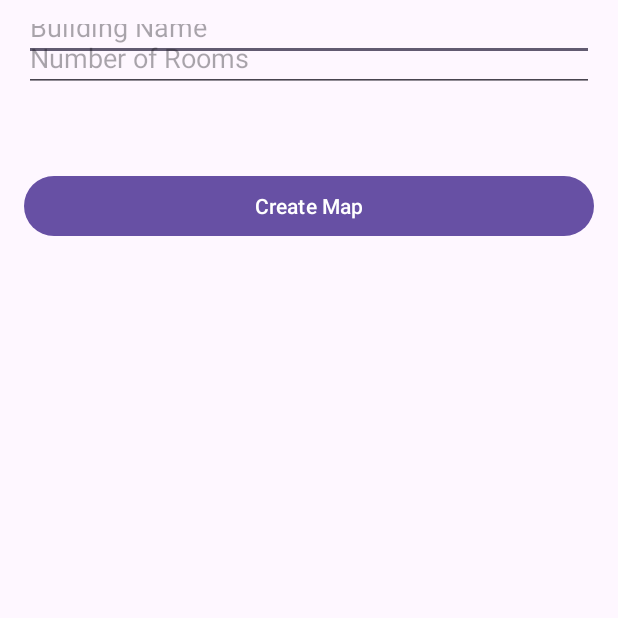
After one commit to caterinabruchi9/MSSS-Project, an Android app: the CreateMapActivity screen opened directly, with no data from a screen before it, on a phone screen of 412 x 824 dp, the top half of it. The commit adds this screen. Run offline under Robolectric (Android 15) with nearby library versions, the phone set to English and light mode, and no system bars; libraries missing offline, so code that uses them is left out: com.google.firebase.crashlytics.

Commit message:
CreateMapActivity

```diff
--- a/Fingerprinting Application/app/build.gradle.kts
+++ b/Fingerprinting Application/app/build.gradle.kts
@@ -42,7 +42,11 @@ dependencies {
     implementation(libs.material)
     implementation(libs.androidx.activity)
     implementation(libs.androidx.constraintlayout)
+    implementation(libs.firebase.crashlytics.buildtools)
     testImplementation(libs.junit)
     androidTestImplementation(libs.androidx.junit)
     androidTestImplementation(libs.androidx.espresso.core)
+    implementation(libs.retrofit2)
+    implementation(libs.retrofit2.converter.gson)
+    implementation(libs.gson)
 }
--- a/Fingerprinting Application/app/src/main/AndroidManifest.xml
+++ b/Fingerprinting Application/app/src/main/AndroidManifest.xml
@@ -5,6 +5,7 @@
     <uses-permission android:name="android.permission.CHANGE_WIFI_STATE" />
     <uses-permission android:name="android.permission.ACCESS_FINE_LOCATION" />
     <uses-permission android:name="android.permission.ACCESS_COARSE_LOCATION" />
+    <uses-permission android:name="android.permission.INTERNET"/>
 
     <application
         android:allowBackup="true"
@@ -30,6 +31,9 @@
             android:label="@string/title_scan_activity">
         </activity>
 
+        <activity android:name=".CreateMapActivity"
+            android:label="@string/title_createmap_activity">
+        </activity>
 
     </application>
 
--- /dev/null
+++ b/Fingerprinting Application/app/src/main/java/it/unipi/dii/fingerprintingapplication/CreateMapActivity.kt
@@ -0,0 +1,56 @@
+package it.unipi.dii.fingerprintingapplication
+
+import android.os.Bundle
+import android.widget.Button
+import android.widget.EditText
+import android.widget.TextView
+import androidx.appcompat.app.AppCompatActivity
+import com.google.firebase.crashlytics.buildtools.reloc.com.google.common.net.MediaType
+import org.json.JSONObject
+import retrofit2.Callback
+import retrofit2.Response
+import retrofit2.Call
+import java.io.IOException
+import java.util.UUID
+
+
+class CreateMapActivity : AppCompatActivity(){
+
+    // Late-initialized properties for UI components.
+    private lateinit var editTextBuildingName: EditText
+    private lateinit var editTextRooms: EditText
+    private lateinit var buttonCreateMap: Button
+    override fun onCreate(savedInstanceState: Bundle?) {
+        super.onCreate(savedInstanceState)
+        setContentView(R.layout.activity_createmap)
+
+        editTextBuildingName = findViewById(R.id.editTextBuildingName)
+        editTextRooms = findViewById(R.id.editTextRooms)
+        buttonCreateMap = findViewById(R.id.buttonCreateMap)
+
+        buttonCreateMap.setOnClickListener {
+            val buildingName = editTextBuildingName.text.toString()
+            val rooms = editTextRooms.text.toString().toInt()
+            val mapId = UUID.randomUUID().toString()
+
+            val mapInfo = MapInfo(rooms, buildingName, mapId)
+            RetrofitClient.service.createMap(mapInfo).enqueue(object : Callback<MapResponse> {
+                override fun onResponse(call: Call<MapResponse>, response: Response<MapResponse>) {
+                    if (response.isSuccessful) {
+                        // Handle success
+                    } else {
+                        // Handle failure
+                    }
+                }
+
+                override fun onFailure(call: Call<MapResponse>, t: Throwable) {
+                    // Handle error
+                }
+            })
+        }
+    }
+
+    fun generateMapId(): String {
+        return UUID.randomUUID().toString()
+    }
+}
--- /dev/null
+++ b/Fingerprinting Application/app/src/main/res/layout/activity_createmap.xml
@@ -0,0 +1,45 @@
+<?xml version="1.0" encoding="utf-8"?>
+<androidx.constraintlayout.widget.ConstraintLayout xmlns:android="http://schemas.android.com/apk/res/android"
+    xmlns:app="http://schemas.android.com/apk/res-auto"
+    xmlns:tools="http://schemas.android.com/tools"
+    android:layout_width="match_parent"
+    android:layout_height="match_parent"
+    android:orientation="vertical"
+    android:padding="16dp">
+
+    <EditText
+        android:id="@+id/editTextBuildingName"
+        android:layout_width="match_parent"
+        android:layout_height="wrap_content"
+        android:layout_marginTop="16dp"
+        android:layout_marginBottom="58dp"
+        android:hint="Building Name"
+        app:layout_constraintBottom_toBottomOf="@+id/editTextRooms"
+        app:layout_constraintEnd_toEndOf="parent"
+        app:layout_constraintHorizontal_bias="0.0"
+        app:layout_constraintStart_toStartOf="parent"
+        app:layout_constraintTop_toTopOf="parent" />
+
+    <EditText
+        android:id="@+id/editTextRooms"
+        android:layout_width="match_parent"
+        android:layout_height="wrap_content"
+        android:hint="Number of Rooms"
+        android:inputType="number"
+        app:layout_constraintEnd_toEndOf="parent"
+        app:layout_constraintHorizontal_bias="0.0"
+        app:layout_constraintStart_toStartOf="parent"
+        tools:layout_editor_absoluteY="91dp" />
+
+    <Button
+        android:id="@+id/buttonCreateMap"
+        android:layout_width="match_parent"
+        android:layout_height="wrap_content"
+        android:layout_marginTop="52dp"
+        android:text="Create Map"
+        app:layout_constraintEnd_toEndOf="parent"
+        app:layout_constraintHorizontal_bias="0.0"
+        app:layout_constraintStart_toStartOf="parent"
+        app:layout_constraintTop_toBottomOf="@+id/editTextRooms" />
+
+</androidx.constraintlayout.widget.ConstraintLayout>
--- a/Fingerprinting Application/app/src/main/res/values/strings.xml
+++ b/Fingerprinting Application/app/src/main/res/values/strings.xml
@@ -1,4 +1,5 @@
 <resources>
     <string name="app_name">Fingerprinting Application</string>
     <string name="title_scan_activity">Scan Activity</string>
+    <string name="title_createmap_activity">Create Map Activity</string>
 </resources>
```
